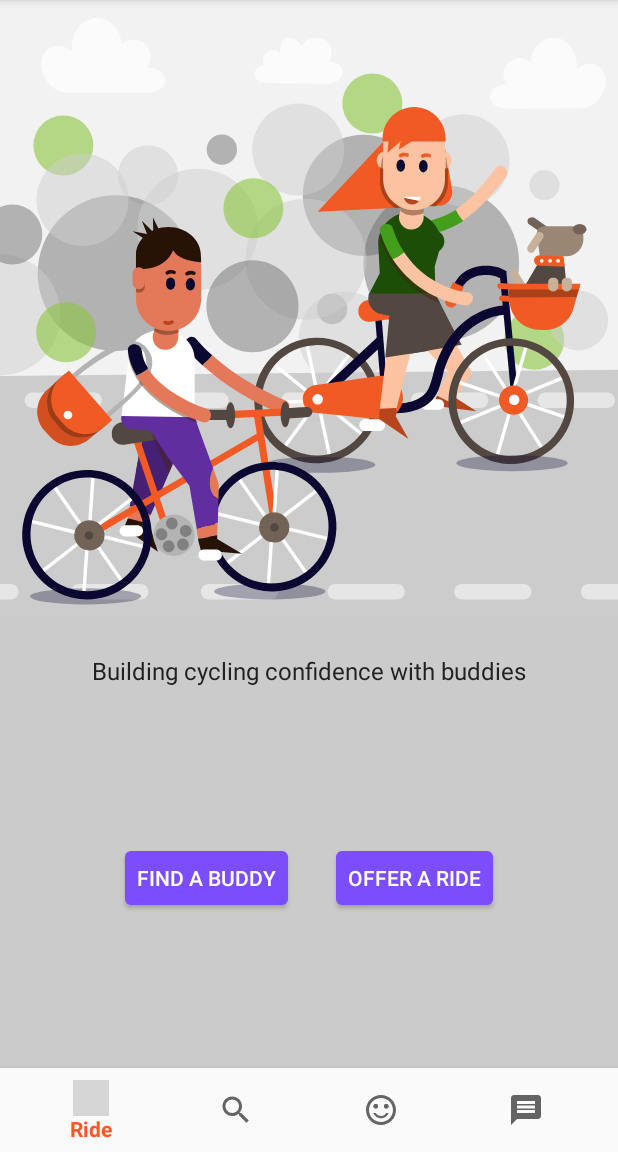
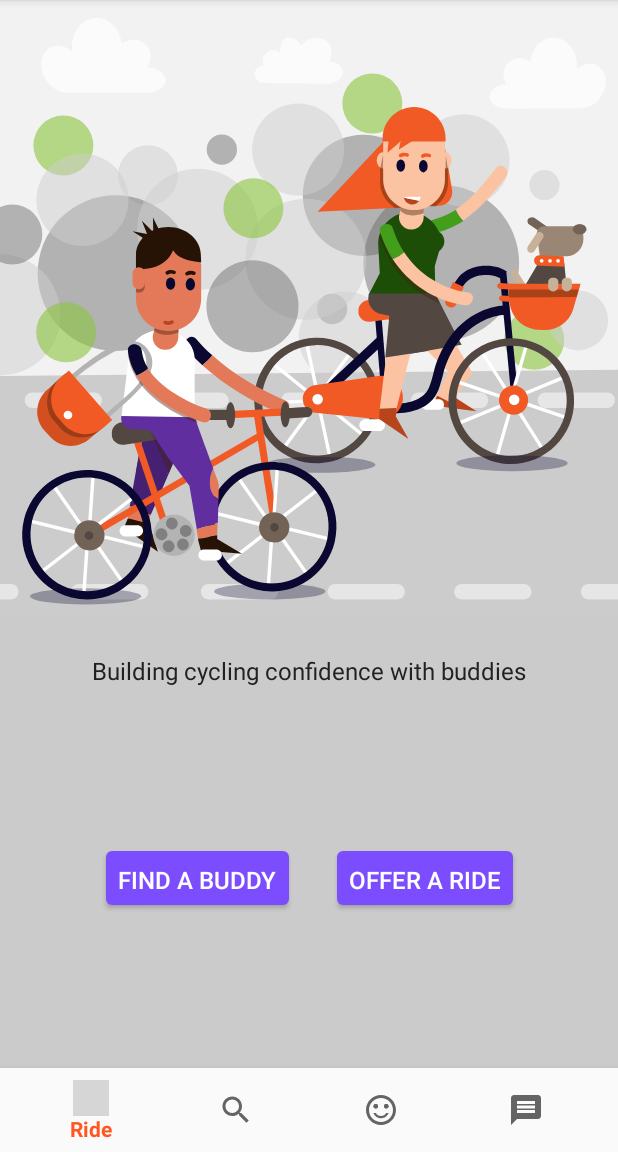
Before and after one commit to Izzy3145/CycleBuddy, an Android app: the screen it shows after launch (MainActivity), on a phone screen of 412 x 824 dp, the part 84-1236 px from its top. Run offline under Robolectric (Android 15) with nearby library versions, the light colour scheme and no system bars; our stand-ins replace AdMob, ButterKnife, Firebase (no records; nobody signed in at launch, a user with empty details on screens opened directly), Timber; libraries missing offline, so code that uses them is left out: com.firebase.ui; 2 statements that could not run were skipped; grey boxes are pictures that could not be loaded.

Commit message:
design: buttons improved

```diff
--- a/app/src/main/res/layout/fragment_ride.xml
+++ b/app/src/main/res/layout/fragment_ride.xml
@@ -47,9 +47,11 @@
         android:layout_marginEnd="8dp"
         android:layout_marginStart="8dp"
         android:layout_marginTop="8dp"
+        android:padding="@dimen/medium_border"
         android:background="@drawable/normal_button"
         android:text="@string/find_button"
         android:textColor="@color/white"
+        android:textSize="@dimen/large_text"
         app:layout_constraintBottom_toBottomOf="parent"
         app:layout_constraintEnd_toStartOf="@+id/rf_offer_button"
         app:layout_constraintHorizontal_chainStyle="packed"
@@ -66,8 +68,10 @@
         android:layout_marginStart="24dp"
         android:layout_marginTop="8dp"
         android:background="@drawable/normal_button"
+        android:padding="@dimen/medium_border"
         android:text="@string/offer"
         android:textColor="@color/white"
+        android:textSize="@dimen/large_text"
         app:layout_constraintBottom_toBottomOf="parent"
         app:layout_constraintEnd_toEndOf="parent"
         app:layout_constraintStart_toEndOf="@+id/rf_search_button"
```
